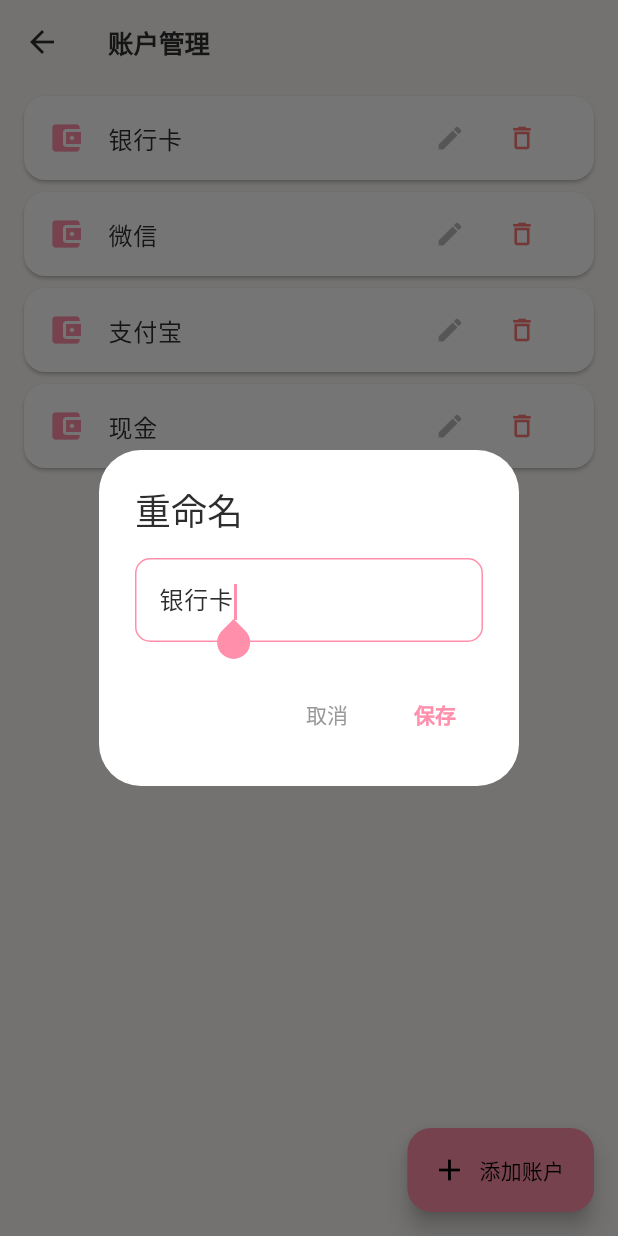
After one commit to uukkooii/finapp, a Flutter app: the AccountManagePage screen opened directly, after a tap on the "edit" icon, on a phone screen of 412 x 824 dp. The commit adds this screen. Run offline on Flutter 3.47's test engine with Material 3 defaults, Android fonts, the phone set to English and light mode, and no system bars; our stand-ins replace confetti, fl_chart, flutter_local_notifications, shared_preferences, sqflite; accounts and stored records are empty.

Commit message:
feat: 自定义账户管理 — 支持添加/删除/重命名账户
- AccountProvider: CRUD + 首次启动播种子账户
- AccountManagePage: 账户列表 + 添加/重命名/删除
- 记账页、周期、目标页账户下拉全改为动态数据
- 记账页账户旁增加⚙️快捷入口

```diff
--- a/lib/core/database.dart
+++ b/lib/core/database.dart
@@ -153,4 +153,23 @@ class DatabaseHelper {
       (await database).update('assets', row, where: 'id = ?', whereArgs: [row['id']]);
   Future<int> deleteAsset(int id) async =>
       (await database).delete('assets', where: 'id = ?', whereArgs: [id]);
+
+  // ── Account CRUD ──
+  Future<List<Map<String, dynamic>>> getAccounts() async =>
+      (await database).query('accounts', orderBy: 'id ASC');
+  Future<int> insertAccount(Map<String, dynamic> row) async =>
+      (await database).insert('accounts', row);
+  Future<int> updateAccount(Map<String, dynamic> row) async =>
+      (await database).update('accounts', row, where: 'id = ?', whereArgs: [row['id']]);
+  Future<int> deleteAccount(int id) async =>
+      (await database).delete('accounts', where: 'id = ?', whereArgs: [id]);
+  Future<void> seedDefaultAccounts() async {
+    final existing = await getAccounts();
+    if (existing.isEmpty) {
+      final defaults = ['现金', '银行卡', '微信', '支付宝'];
+      for (final name in defaults) {
+        await insertAccount({'name': name, 'type': 'default', 'balance': 0.0});
+      }
+    }
+  }
 }
--- a/lib/main.dart
+++ b/lib/main.dart
@@ -7,6 +7,7 @@ import 'providers/goal_provider.dart';
 import 'providers/recurring_provider.dart';
 import 'providers/credit_provider.dart';
 import 'providers/asset_provider.dart';
+import 'providers/account_provider.dart';
 import 'pages/home_page.dart';
 import 'pages/analytics_page.dart';
 import 'pages/finance_page.dart';
@@ -50,6 +51,7 @@ class FinApp extends StatelessWidget {
           update: (_, tp, bp) => bp!,
         ),
         ChangeNotifierProvider(create: (_) => AssetProvider()..init()),
+        ChangeNotifierProvider(create: (_) => AccountProvider()..init()),
       ],
       child: MaterialApp(
         title: '金库',
--- /dev/null
+++ b/lib/pages/account_manage_page.dart
@@ -0,0 +1,182 @@
+import 'package:flutter/material.dart';
+import 'package:provider/provider.dart';
+import '../core/constants.dart';
+import '../providers/account_provider.dart';
+
+class AccountManagePage extends StatelessWidget {
+  const AccountManagePage({super.key});
+
+  @override
+  Widget build(BuildContext context) {
+    final ap = Provider.of<AccountProvider>(context);
+
+    return Scaffold(
+      backgroundColor: context.themeBg,
+      appBar: AppBar(
+        title: const Text('账户管理', style: TextStyle(fontSize: 17, fontWeight: FontWeight.bold)),
+        backgroundColor: context.themeBg,
+        foregroundColor: context.themeText,
+        elevation: 0,
+      ),
+      body: ap.accounts.isEmpty
+          ? Center(
+              child: Column(
+                mainAxisSize: MainAxisSize.min,
+                children: [
+                  const Text('💳', style: TextStyle(fontSize: 48)),
+                  const SizedBox(height: 12),
+                  Text('还没有账户', style: TextStyle(color: context.themeSub, fontSize: 15)),
+                ],
+              ),
+            )
+          : ListView.builder(
+              padding: const EdgeInsets.fromLTRB(16, 8, 16, 100),
+              itemCount: ap.accounts.length,
+              itemBuilder: (ctx, i) {
+                final name = ap.accounts[i];
+                return Card(
+                  color: context.themeCard,
+                  shape: RoundedRectangleBorder(borderRadius: BorderRadius.circular(14)),
+                  margin: const EdgeInsets.only(bottom: 8),
+                  child: ListTile(
+                    leading: const Icon(Icons.account_balance_wallet, color: goldColor),
+                    title: Text(name, style: TextStyle(color: context.themeText, fontWeight: FontWeight.w500)),
+                    trailing: Row(
+                      mainAxisSize: MainAxisSize.min,
+                      children: [
+                        IconButton(
+                          icon: Icon(Icons.edit, color: context.themeHint, size: 20),
+                          onPressed: () => _showRenameDialog(context, ap, name),
+                        ),
+                        IconButton(
+                          icon: const Icon(Icons.delete_outline, color: expenseRed, size: 20),
+                          onPressed: () => _confirmDelete(context, ap, name),
+                        ),
+                      ],
+                    ),
+                  ),
+                );
+              },
+            ),
+      floatingActionButton: FloatingActionButton.extended(
+        onPressed: () => _showAddDialog(context, ap),
+        backgroundColor: goldColor,
+        foregroundColor: Colors.black,
+        icon: const Icon(Icons.add),
+        label: const Text('添加账户'),
+      ),
+    );
+  }
+
+  void _showAddDialog(BuildContext context, AccountProvider ap) {
+    final ctrl = TextEditingController();
+    showDialog(
+      context: context,
+      builder: (ctx) => AlertDialog(
+        backgroundColor: context.themeCard,
+        title: Text('添加账户', style: TextStyle(color: context.themeText)),
+        content: TextField(
+          controller: ctrl,
+          autofocus: true,
+          style: TextStyle(color: context.themeText),
+          decoration: InputDecoration(
+            hintText: '如：招商银行、公积金',
+            hintStyle: TextStyle(color: context.themeHint),
+            border: OutlineInputBorder(
+              borderRadius: BorderRadius.circular(10),
+              borderSide: const BorderSide(color: goldColor),
+            ),
+            focusedBorder: OutlineInputBorder(
+              borderRadius: BorderRadius.circular(10),
+              borderSide: const BorderSide(color: goldColor),
+            ),
+          ),
+        ),
+        actions: [
+          TextButton(
+            onPressed: () => Navigator.pop(ctx),
+            child: Text('取消', style: TextStyle(color: context.themeSub)),
+          ),
+          TextButton(
+            onPressed: () {
+              final name = ctrl.text.trim();
+              if (name.isNotEmpty) {
+                ap.add(name);
+                Navigator.pop(ctx);
+              }
+            },
+            child: const Text('添加', style: TextStyle(color: goldColor, fontWeight: FontWeight.bold)),
+          ),
+        ],
+      ),
+    );
+  }
+
+  void _showRenameDialog(BuildContext context, AccountProvider ap, String oldName) {
+    final ctrl = TextEditingController(text: oldName);
+    showDialog(
+      context: context,
+      builder: (ctx) => AlertDialog(
+        backgroundColor: context.themeCard,
+        title: Text('重命名', style: TextStyle(color: context.themeText)),
+        content: TextField(
+          controller: ctrl,
+          autofocus: true,
+          style: TextStyle(color: context.themeText),
+          decoration: InputDecoration(
+            hintText: '新名称',
+            hintStyle: TextStyle(color: context.themeHint),
+            border: OutlineInputBorder(
+              borderRadius: BorderRadius.circular(10),
+              borderSide: const BorderSide(color: goldColor),
+            ),
+            focusedBorder: OutlineInputBorder(
+              borderRadius: BorderRadius.circular(10),
+              borderSide: const BorderSide(color: goldColor),
+            ),
+          ),
+        ),
+        actions: [
+          TextButton(
+            onPressed: () => Navigator.pop(ctx),
+            child: Text('取消', style: TextStyle(color: context.themeSub)),
+          ),
+          TextButton(
+            onPressed: () {
+              final newName = ctrl.text.trim();
+              if (newName.isNotEmpty && newName != oldName) {
+                ap.rename(oldName, newName);
+                Navigator.pop(ctx);
+              }
+            },
+            child: const Text('保存', style: TextStyle(color: goldColor, fontWeight: FontWeight.bold)),
+          ),
+        ],
+      ),
+    );
+  }
+
+  void _confirmDelete(BuildContext context, AccountProvider ap, String name) {
+    showDialog(
+      context: context,
+      builder: (ctx) => AlertDialog(
+        backgroundColor: context.themeCard,
+        title: Text('删除账户', style: TextStyle(color: context.themeText)),
+        content: Text('确定删除「$name」？\n该账户下的交易记录不会被删除。', style: TextStyle(color: context.themeText)),
+        actions: [
+          TextButton(
+            onPressed: () => Navigator.pop(ctx),
+            child: Text('取消', style: TextStyle(color: context.themeSub)),
+          ),
+          TextButton(
+            onPressed: () {
+              ap.delete(name);
+              Navigator.pop(ctx);
+            },
+            child: const Text('删除', style: TextStyle(color: expenseRed, fontWeight: FontWeight.bold)),
+          ),
+        ],
+      ),
+    );
+  }
+}
--- a/lib/pages/goals_page.dart
+++ b/lib/pages/goals_page.dart
@@ -3,6 +3,7 @@ import 'package:provider/provider.dart';
 import 'package:confetti/confetti.dart';
 import '../core/constants.dart';
 import '../providers/goal_provider.dart';
+import '../providers/account_provider.dart';
 import '../models/goal.dart';
 
 Color _hexToColor(String hex) {
@@ -195,7 +196,8 @@ class _GoalsPageState extends State<GoalsPage> {
                         DropdownMenuItem<String?>(
                             value: null,
                             child: Text('不关联账户', style: TextStyle(color: context.themeSub))),
-                        ...accounts.map((a) => DropdownMenuItem<String?>(value: a, child: Text(a))),
+                        ...Provider.of<AccountProvider>(context, listen: false).accounts
+                            .map((a) => DropdownMenuItem<String?>(value: a, child: Text(a))),
                       ],
                       onChanged: (v) => setS(() => selectedAccount = v),
                     ),
--- a/lib/pages/recurring_page.dart
+++ b/lib/pages/recurring_page.dart
@@ -3,6 +3,7 @@ import 'package:provider/provider.dart';
 import '../core/constants.dart';
 import '../providers/recurring_provider.dart';
 import '../providers/transaction_provider.dart';
+import '../providers/account_provider.dart';
 import '../models/recurring_bill.dart';
 
 class RecurringPage extends StatelessWidget {
@@ -662,7 +663,8 @@ class _AddBillSheetState extends State<_AddBillSheet> {
           isExpanded: true,
           items: [
             const DropdownMenuItem(value: null, child: Text('不指定')),
-            ...accounts.map((a) => DropdownMenuItem(value: a, child: Text(a))),
+            ...Provider.of<AccountProvider>(context, listen: false).accounts
+                .map((a) => DropdownMenuItem(value: a, child: Text(a))),
           ],
           onChanged: (v) => setState(() => _account = v),
         ),
--- /dev/null
+++ b/lib/providers/account_provider.dart
@@ -0,0 +1,48 @@
+import 'package:flutter/foundation.dart';
+import '../core/database.dart';
+
+class AccountProvider extends ChangeNotifier {
+  final _db = DatabaseHelper.instance;
+  List<String> _accounts = [];
+
+  List<String> get accounts => List.unmodifiable(_accounts);
+
+  Future<void> init() async {
+    await _db.seedDefaultAccounts();
+    await _load();
+  }
+
+  Future<void> _load() async {
+    final rows = await _db.getAccounts();
+    _accounts = rows.map((r) => r['name'] as String).toList();
+    notifyListeners();
+  }
+
+  Future<void> add(String name) async {
+    await _db.insertAccount({'name': name, 'type': 'default', 'balance': 0.0});
+    await _load();
+  }
+
+  Future<void> rename(String oldName, String newName) async {
+    final rows = await _db.getAccounts();
+    for (final r in rows) {
+      if (r['name'] == oldName) {
+        r['name'] = newName;
+        await _db.updateAccount(r);
+        break;
+      }
+    }
+    await _load();
+  }
+
+  Future<void> delete(String name) async {
+    final rows = await _db.getAccounts();
+    for (final r in rows) {
+      if (r['name'] == name) {
+        await _db.deleteAccount(r['id'] as int);
+        break;
+      }
+    }
+    await _load();
+  }
+}
```
Also changed, not shown: lib/pages/add_transaction_page.dart (+8 -1 lines).
